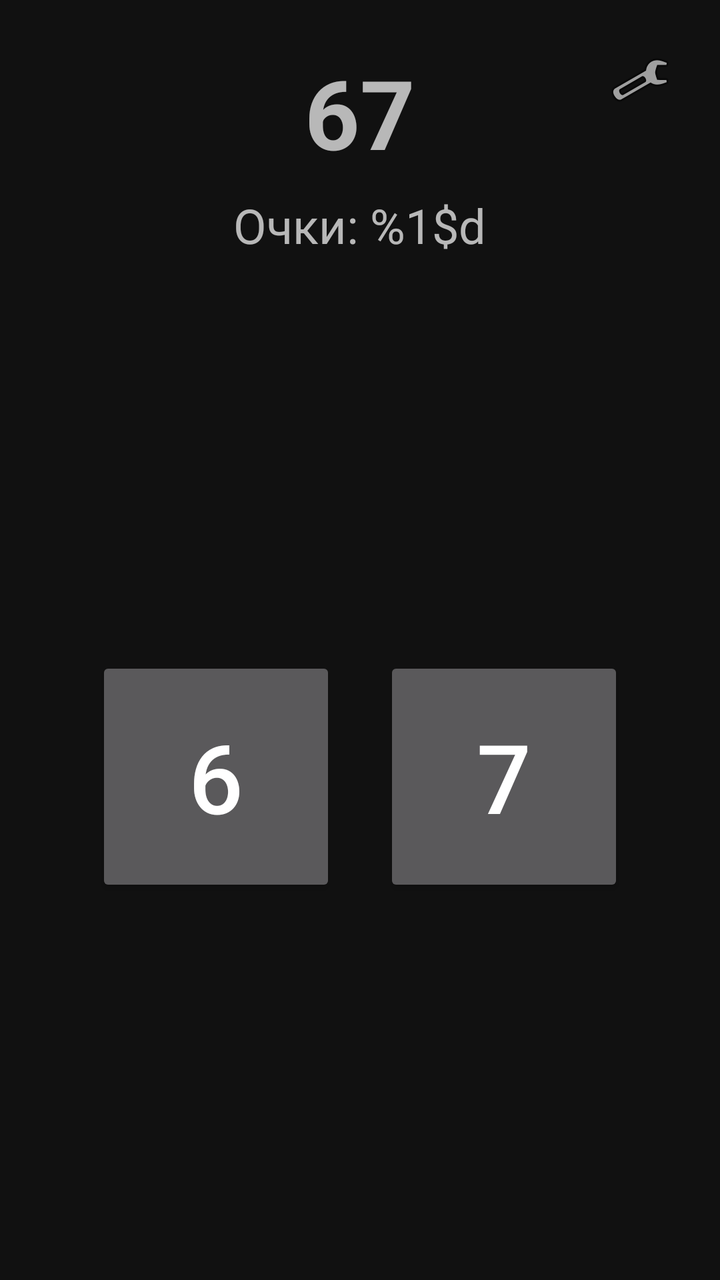
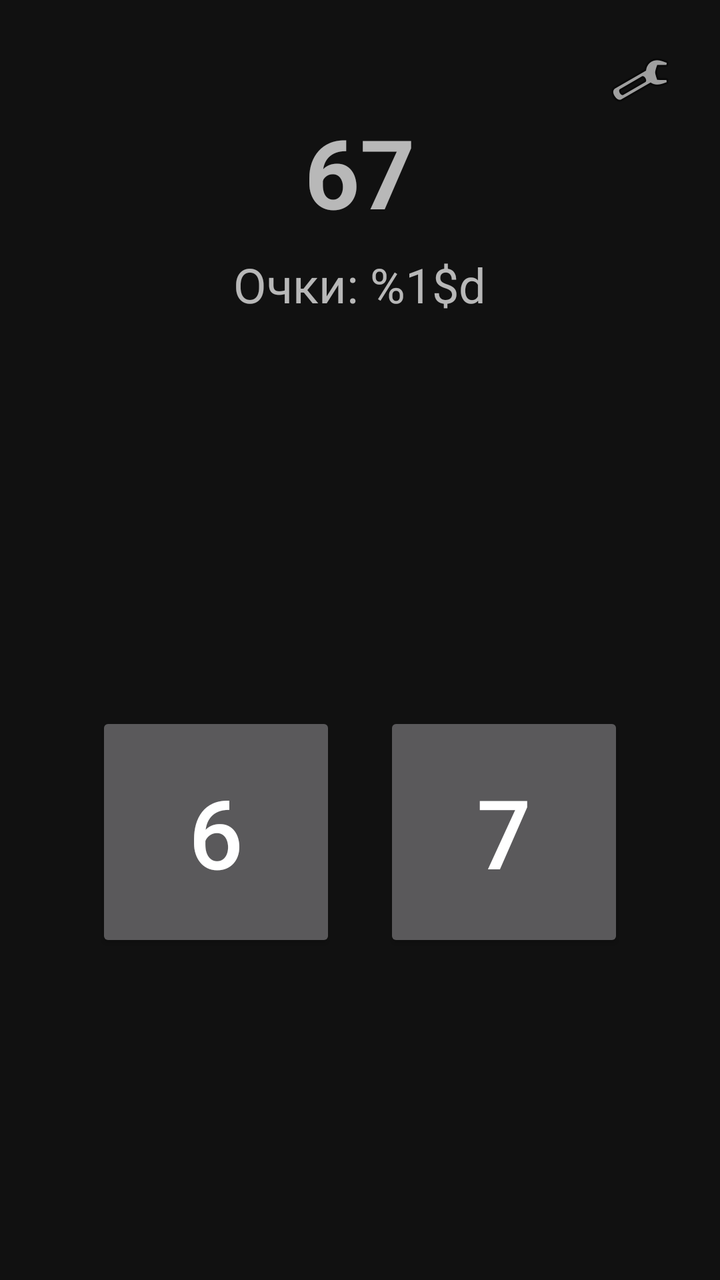

The first picture is an Android layout as it rendered before a commit; the second is the same layout after the commit. The layout source and the unified diff follow.
<!-- AndroidManifest.xml: application theme Theme.Game67 -->
<!-- res/layout/activity_main.xml -->
<?xml version="1.0" encoding="utf-8"?>
<RelativeLayout xmlns:android="http://schemas.android.com/apk/res/android"
    android:id="@+id/rootLayout"
    android:layout_width="match_parent"
    android:layout_height="match_parent">

    <ImageButton
        android:id="@+id/btnSettings"
        android:layout_width="48dp"
        android:layout_height="48dp"
        android:layout_alignParentTop="true"
        android:layout_alignParentEnd="true"
        android:layout_margin="16dp"
        android:background="?android:attr/selectableItemBackgroundBorderless"
        android:src="@android:drawable/ic_menu_preferences"
        android:contentDescription="@string/settings" />

    <LinearLayout
        android:layout_width="match_parent"
        android:layout_height="match_parent"
        android:orientation="vertical"
        android:gravity="center"
        android:padding="24dp">

        <TextView
            android:id="@+id/tvTimer"
            android:layout_width="wrap_content"
            android:layout_height="wrap_content"
            android:text="67"
            android:textSize="48sp"
            android:textStyle="bold" />

        <TextView
            android:id="@+id/tvScore"
            android:layout_width="wrap_content"
            android:layout_height="wrap_content"
            android:text="@string/score"
            android:textSize="24sp"
            android:layout_marginTop="8dp" />

        <LinearLayout
            android:layout_width="match_parent"
            android:layout_height="0dp"
            android:layout_weight="1"
            android:orientation="horizontal"
            android:gravity="center"
            android:layout_marginTop="32dp">

            <Button
                android:id="@+id/btn6"
                android:layout_width="120dp"
                android:layout_height="120dp"
                android:text="6"
                android:textSize="48sp"
                android:layout_marginEnd="24dp" />

            <Button
                android:id="@+id/btn7"
                android:layout_width="120dp"
                android:layout_height="120dp"
                android:text="7"
                android:textSize="48sp" />
        </LinearLayout>

        <Button
            android:id="@+id/btnRestart"
            android:layout_width="wrap_content"
            android:layout_height="wrap_content"
            android:text="@string/restart"
            android:visibility="gone"
            android:layout_marginTop="24dp" />

    </LinearLayout>

</RelativeLayout>
<!-- resources referenced by this layout -->
<resources>
  <string name="restart">Заново</string>
  <string name="score">Очки: %1$d</string>
  <string name="settings">Настройки</string>
  <style name="Theme.Game67" parent="Theme.AppCompat.NoActionBar">
          <item name="android:windowBackground">@color/dark_background</item>
          <item name="android:textColorPrimary">@color/dark_text_primary</item>
      </style>
  <color name="dark_background">#111111</color>
  <color name="dark_text_primary">#FFFFFF</color>
</resources>

<!-- the commit's change to res/layout/activity_main.xml (unified diff, before → after) -->
@@ -23,6 +23,13 @@
         android:padding="24dp">
 
         <TextView
+            android:id="@+id/tvPlayerName"
+            android:layout_width="wrap_content"
+            android:layout_height="wrap_content"
+            android:textSize="16sp"
+            android:layout_marginBottom="8dp" />
+
+        <TextView
             android:id="@+id/tvTimer"
             android:layout_width="wrap_content"
             android:layout_height="wrap_content"
@@ -37,6 +44,13 @@
             android:text="@string/score"
             android:textSize="24sp"
             android:layout_marginTop="8dp" />
+
+        <TextView
+            android:id="@+id/tvBest"
+            android:layout_width="wrap_content"
+            android:layout_height="wrap_content"
+            android:textSize="16sp"
+            android:layout_marginTop="4dp" />
 
         <LinearLayout
             android:layout_width="match_parent"
